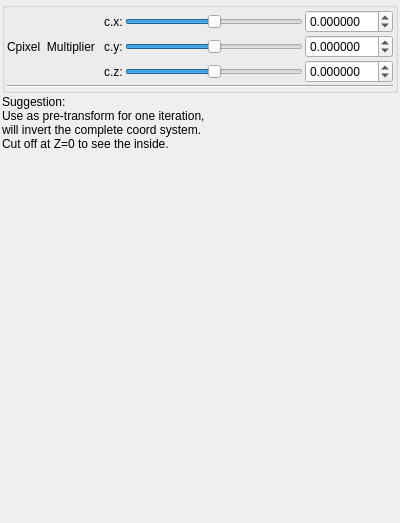
Before: the Qt Designer form mandelbulber2/qt_data/fractal_transf_sphere_invC.ui in buddhi1980/mandelbulber2, drawn with Qt 5.
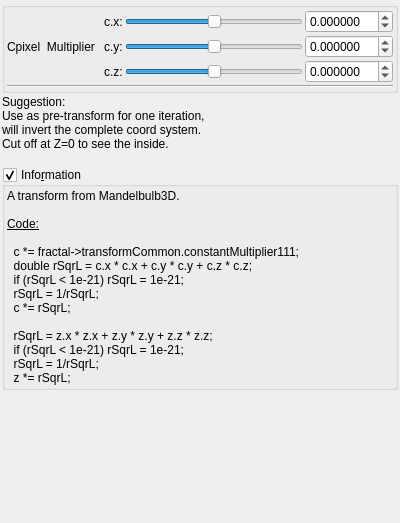
After: the same form once the commit is applied. Custom widgets are drawn as their Qt base class.

Patch:
```diff
--- a/mandelbulber2/qt_data/fractal_transf_sphere_invC.ui
+++ b/mandelbulber2/qt_data/fractal_transf_sphere_invC.ui
@@ -274,6 +274,69 @@
      </property>
     </widget>
    </item>
+   <item>
+    <widget class="MyGroupBox" name="groupCheck_info">
+     <property name="title">
+      <string>Info&amp;rmation</string>
+     </property>
+     <property name="flat">
+      <bool>false</bool>
+     </property>
+     <property name="checkable">
+      <bool>true</bool>
+     </property>
+     <layout class="QVBoxLayout" name="verticalLayout_2">
+      <property name="spacing">
+       <number>2</number>
+      </property>
+      <property name="leftMargin">
+       <number>2</number>
+      </property>
+      <property name="topMargin">
+       <number>2</number>
+      </property>
+      <property name="rightMargin">
+       <number>2</number>
+      </property>
+      <property name="bottomMargin">
+       <number>2</number>
+      </property>
+      <item>
+       <widget class="QLabel" name="label_4">
+        <property name="text">
+         <string>&lt;!DOCTYPE HTML PUBLIC &quot;-//W3C//DTD HTML 4.0//EN&quot; &quot;http://www.w3.org/TR/REC-html40/strict.dtd&quot;&gt;
+&lt;html&gt;&lt;head&gt;&lt;meta name=&quot;qrichtext&quot; content=&quot;1&quot; /&gt;&lt;style type=&quot;text/css&quot;&gt;
+p, li { white-space: pre-wrap; }
+&lt;/style&gt;&lt;/head&gt;&lt;body&gt;
+&lt;p style=&quot; margin-top:0px; margin-bottom:0px; margin-left:0px; margin-right:0px; -qt-block-indent:0; text-indent:0px;&quot;&gt;A transform from Mandelbulb3D.&lt;/p&gt;
+&lt;p style=&quot;-qt-paragraph-type:empty; margin-top:0px; margin-bottom:0px; margin-left:0px; margin-right:0px; -qt-block-indent:0; text-indent:0px;&quot;&gt;&lt;br /&gt;&lt;/p&gt;
+&lt;p style=&quot; margin-top:0px; margin-bottom:0px; margin-left:0px; margin-right:0px; -qt-block-indent:0; text-indent:0px;&quot;&gt;&lt;span style=&quot; text-decoration: underline;&quot;&gt;Code:&lt;/span&gt;&lt;/p&gt;
+&lt;p style=&quot;-qt-paragraph-type:empty; margin-top:0px; margin-bottom:0px; margin-left:0px; margin-right:0px; -qt-block-indent:0; text-indent:0px; text-decoration: underline;&quot;&gt;&lt;br /&gt;&lt;/p&gt;
+&lt;p style=&quot; margin-top:0px; margin-bottom:0px; margin-left:0px; margin-right:0px; -qt-block-indent:0; text-indent:0px;&quot;&gt;  c *= fractal-&amp;gt;transformCommon.constantMultiplier111;&lt;/p&gt;
+&lt;p style=&quot; margin-top:0px; margin-bottom:0px; margin-left:0px; margin-right:0px; -qt-block-indent:0; text-indent:0px;&quot;&gt;  double rSqrL = c.x * c.x + c.y * c.y + c.z * c.z;&lt;/p&gt;
+&lt;p style=&quot; margin-top:0px; margin-bottom:0px; margin-left:0px; margin-right:0px; -qt-block-indent:0; text-indent:0px;&quot;&gt;  if (rSqrL &amp;lt; 1e-21) rSqrL = 1e-21;&lt;/p&gt;
+&lt;p style=&quot; margin-top:0px; margin-bottom:0px; margin-left:0px; margin-right:0px; -qt-block-indent:0; text-indent:0px;&quot;&gt;  rSqrL = 1/rSqrL;&lt;/p&gt;
+&lt;p style=&quot; margin-top:0px; margin-bottom:0px; margin-left:0px; margin-right:0px; -qt-block-indent:0; text-indent:0px;&quot;&gt;  c *= rSqrL;&lt;/p&gt;
+&lt;p style=&quot;-qt-paragraph-type:empty; margin-top:0px; margin-bottom:0px; margin-left:0px; margin-right:0px; -qt-block-indent:0; text-indent:0px;&quot;&gt;&lt;br /&gt;&lt;/p&gt;
+&lt;p style=&quot; margin-top:0px; margin-bottom:0px; margin-left:0px; margin-right:0px; -qt-block-indent:0; text-indent:0px;&quot;&gt;  rSqrL = z.x * z.x + z.y * z.y + z.z * z.z;&lt;/p&gt;
+&lt;p style=&quot; margin-top:0px; margin-bottom:0px; margin-left:0px; margin-right:0px; -qt-block-indent:0; text-indent:0px;&quot;&gt;  if (rSqrL &amp;lt; 1e-21) rSqrL = 1e-21;&lt;/p&gt;
+&lt;p style=&quot; margin-top:0px; margin-bottom:0px; margin-left:0px; margin-right:0px; -qt-block-indent:0; text-indent:0px;&quot;&gt;  rSqrL = 1/rSqrL;&lt;/p&gt;
+&lt;p style=&quot; margin-top:0px; margin-bottom:0px; margin-left:0px; margin-right:0px; -qt-block-indent:0; text-indent:0px;&quot;&gt;  z *= rSqrL;&lt;/p&gt;&lt;/body&gt;&lt;/html&gt;</string>
+        </property>
+        <property name="wordWrap">
+         <bool>true</bool>
+        </property>
+        <property name="openExternalLinks">
+         <bool>true</bool>
+        </property>
+        <property name="textInteractionFlags">
+         <set>Qt::LinksAccessibleByMouse|Qt::TextSelectableByMouse</set>
+        </property>
+       </widget>
+      </item>
+     </layout>
+    </widget>
+   </item>
    <item>
     <spacer name="verticalSpacer">
      <property name="orientation">
@@ -295,6 +358,12 @@
    <extends>QDoubleSpinBox</extends>
    <header>mydoublespinbox.h</header>
   </customwidget>
+  <customwidget>
+   <class>MyGroupBox</class>
+   <extends>QGroupBox</extends>
+   <header>mygroupbox.h</header>
+   <container>1</container>
+  </customwidget>
  </customwidgets>
  <resources/>
  <connections/>
```
